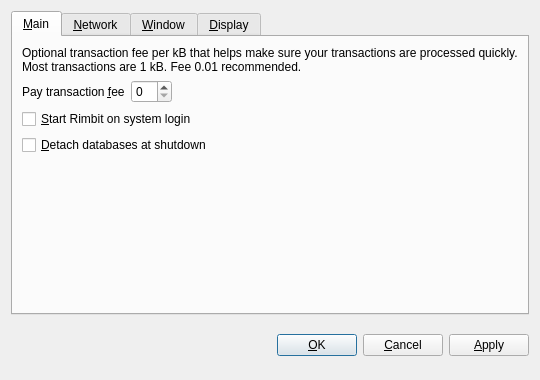
The window that src/qt/forms/optionsdialog.ui (BullMonkey/Wallets) describes before a commit, drawn with Qt 5.
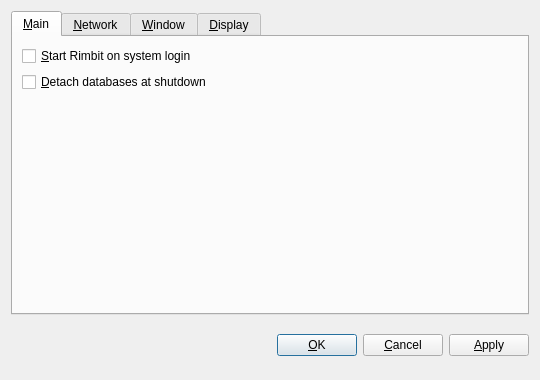
The same window after the commit. Custom widgets are drawn as their Qt base class.

```diff
--- a/src/qt/forms/optionsdialog.ui
+++ b/src/qt/forms/optionsdialog.ui
@@ -30,52 +30,6 @@
        <string>&amp;Main</string>
       </attribute>
       <layout class="QVBoxLayout" name="verticalLayout_Main">
-       <item>
-        <widget class="QLabel" name="transactionFeeInfoLabel">
-         <property name="text">
-          <string>Optional transaction fee per kB that helps make sure your transactions are processed quickly. Most transactions are 1 kB. Fee 0.01 recommended.</string>
-         </property>
-         <property name="textFormat">
-          <enum>Qt::PlainText</enum>
-         </property>
-         <property name="wordWrap">
-          <bool>true</bool>
-         </property>
-        </widget>
-       </item>
-       <item>
-        <layout class="QHBoxLayout" name="horizontalLayout_Main">
-         <item>
-          <widget class="QLabel" name="transactionFeeLabel">
-           <property name="text">
-            <string>Pay transaction &amp;fee</string>
-           </property>
-           <property name="textFormat">
-            <enum>Qt::PlainText</enum>
-           </property>
-           <property name="buddy">
-            <cstring>transactionFee</cstring>
-           </property>
-          </widget>
-         </item>
-         <item>
-          <widget class="BitcoinAmountField" name="transactionFee"/>
-         </item>
-         <item>
-          <spacer name="horizontalSpacer_Main">
-           <property name="orientation">
-            <enum>Qt::Horizontal</enum>
-           </property>
-           <property name="sizeHint" stdset="0">
-            <size>
-             <width>40</width>
-             <height>20</height>
-            </size>
-           </property>
-          </spacer>
-         </item>
-        </layout>
-       </item>
        <item>
         <widget class="QCheckBox" name="bitcoinAtStartup">
          <property name="toolTip">
```
